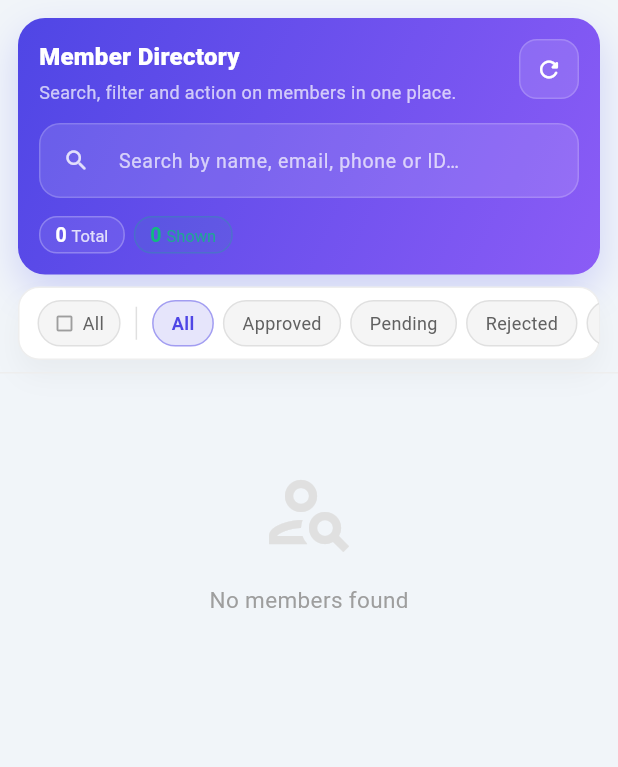
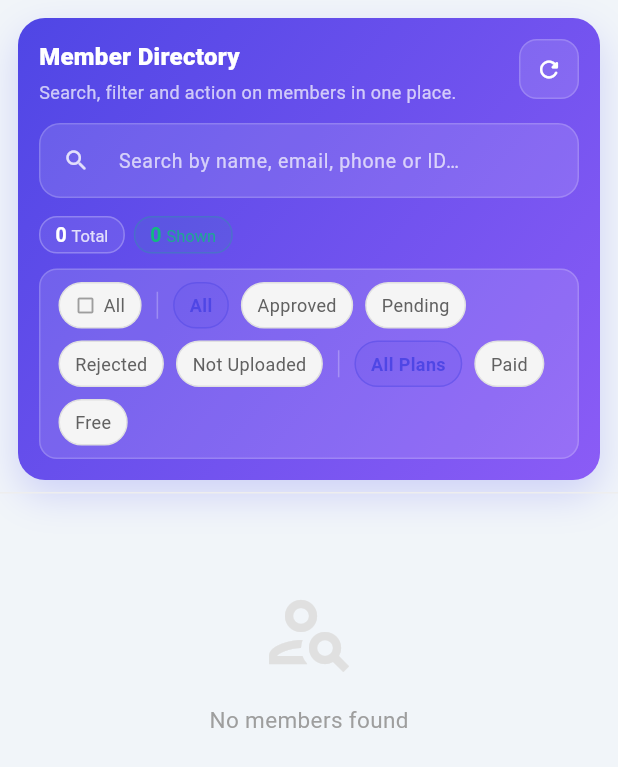
Before and after one commit to marriagestationpvtltd-lang/marriagestationadmin, a Flutter app: the UsersPage widget shown alone on an empty page, opened directly, on a phone screen of 412 x 824 dp. Shown: the top 767 px of the screen. Run offline on Flutter 3.47's test engine with Material 3 defaults, Android fonts, the phone set to English and light mode, and no system bars; our stand-ins replace audioplayers, cloud_firestore, emoji_picker_flutter, file_picker, firebase_core, firebase_storage and 4 more; missing offline and left inert: agora_rtc_engine, dart:html, dart:js, file_saver, flutter_sound; accounts and stored records are empty; network calls fail; statements that could not run were skipped.

Commit message:
feat: embed member filters in header
Agent-Logs-Url: https://github.com/marriagestationpvtltd-lang/marriagestationadmin/sessions/7e15a136-ead3-4903-9ffa-53a6a6ff7b38

Co-authored-by: marriagestationpvtltd-lang <254104945+marriagestationpvtltd-lang@users.noreply.github.com>

```diff
--- a/adminmrz/lib/users/userscreen.dart
+++ b/adminmrz/lib/users/userscreen.dart
@@ -927,31 +927,22 @@ class _UsersPageState extends State<UsersPage> {
   Widget _buildFilterRow(UserProvider provider) {
     final isDark = Theme.of(context).brightness == Brightness.dark;
     return Container(
-      margin: const EdgeInsets.fromLTRB(12, 0, 12, 8),
-      padding: const EdgeInsets.symmetric(vertical: 8),
+      width: double.infinity,
+      padding: const EdgeInsets.symmetric(horizontal: 12, vertical: 8),
       decoration: BoxDecoration(
-        color: isDark ? const Color(0xFF0B1222) : Colors.white,
-        borderRadius: BorderRadius.circular(14),
+        color: isDark ? Colors.white.withOpacity(0.06) : Colors.white.withOpacity(0.12),
+        borderRadius: BorderRadius.circular(12),
         border: Border.all(
-          color: isDark ? Colors.white.withOpacity(0.05) : Colors.grey.shade200,
+          color: Colors.white.withOpacity(isDark ? 0.14 : 0.18),
         ),
-        boxShadow: [
-          BoxShadow(
-            color: Colors.black.withOpacity(0.04),
-            blurRadius: 16,
-            offset: const Offset(0, 10),
-          )
-        ],
       ),
-      child: SingleChildScrollView(
-        scrollDirection: Axis.horizontal,
-        padding: const EdgeInsets.symmetric(horizontal: 12),
-        child: Row(
+      child: Wrap(
+        spacing: 8,
+        runSpacing: 8,
+        crossAxisAlignment: WrapCrossAlignment.center,
         children: [
           _selectAllChip(provider),
-            const SizedBox(width: 10),
-            Container(width: 1, height: 22, color: isDark ? Colors.white.withOpacity(0.15) : Colors.grey.shade300),
-            const SizedBox(width: 10),
+          _filterDivider(isDark),
           ...[
             ('all', 'All'),
             ('approved', 'Approved'),
@@ -967,11 +958,9 @@ class _UsersPageState extends State<UsersPage> {
                 _statusColor(key),
                 () => provider.setStatusFilter(key),
               ),
-                    const SizedBox(width: 6),
             ];
           }),
-            Container(width: 1, height: 22, color: isDark ? Colors.white.withOpacity(0.15) : Colors.grey.shade300),
-            const SizedBox(width: 6),
+          _filterDivider(isDark),
           ...[
             ('all', 'All Plans'),
             ('paid', 'Paid'),
@@ -985,14 +974,12 @@ class _UsersPageState extends State<UsersPage> {
                 _planColor(key),
                 () => provider.setUserTypeFilter(key),
               ),
-                    const SizedBox(width: 6),
             ];
           }),
           if (provider.statusFilter != 'all' ||
               provider.userTypeFilter != 'all')
             _filterChip('✕ Clear', true, _kRose, provider.clearFilters),
         ],
-        ),
       ),
     );
   }
@@ -1021,6 +1008,15 @@ class _UsersPageState extends State<UsersPage> {
       default:
         return _kPrimaryDark;
     }
+  }
+
+  Widget _filterDivider(bool isDark) {
+    return Container(
+      width: 1,
+      height: 18,
+      margin: const EdgeInsets.symmetric(horizontal: 2),
+      color: isDark ? Colors.white.withOpacity(0.16) : Colors.white.withOpacity(0.26),
+    );
   }
 
   Widget _selectAllChip(UserProvider provider) {
@@ -1070,7 +1066,7 @@ class _UsersPageState extends State<UsersPage> {
       onTap: onTap,
       child: AnimatedContainer(
         duration: const Duration(milliseconds: 200),
-        padding: const EdgeInsets.symmetric(horizontal: 12, vertical: 6),
+        padding: const EdgeInsets.symmetric(horizontal: 10, vertical: 6),
         decoration: BoxDecoration(
           color: selected ? color.withOpacity(0.14) : (isDark ? const Color(0xFF263248) : Colors.grey.shade100),
           borderRadius: BorderRadius.circular(20),
@@ -1202,9 +1198,7 @@ class _UsersPageState extends State<UsersPage> {
 
   Widget _buildTopSection(UserProvider provider) {
     final isDark = Theme.of(context).brightness == Brightness.dark;
-    return Column(
-      children: [
-        Container(
+    return Container(
       margin: const EdgeInsets.fromLTRB(12, 12, 12, 8),
       padding: const EdgeInsets.all(14),
       decoration: BoxDecoration(
@@ -1323,11 +1317,10 @@ class _UsersPageState extends State<UsersPage> {
               ],
             ),
           ),
+          const SizedBox(height: 10),
+          _buildFilterRow(provider),
         ],
       ),
-        ),
-        _buildFilterRow(provider),
-      ],
     );
   }
 
```
Lines whose indentation alone changed are shown as unchanged.
